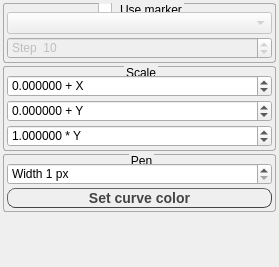
This is Rragraph/src/CurveSettings.ui in rasmadeus/Rragraph as Qt 5 draws it before an edit. The edited form follows.
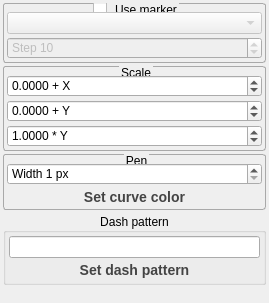
This is the edited form.

```diff
--- a/Rragraph/src/CurveSettings.ui
+++ b/Rragraph/src/CurveSettings.ui
@@ -6,8 +6,8 @@
    <rect>
     <x>0</x>
     <y>0</y>
-    <width>279</width>
-    <height>267</height>
+    <width>269</width>
+    <height>303</height>
    </rect>
   </property>
   <property name="sizePolicy">
@@ -110,7 +110,7 @@
          <string/>
         </property>
         <property name="prefix">
-         <string>Step  </string>
+         <string>Step </string>
         </property>
         <property name="minimum">
          <number>1</number>
@@ -187,11 +187,14 @@
         <property name="whatsThis">
          <string>Add value to X.</string>
         </property>
+        <property name="prefix">
+         <string/>
+        </property>
         <property name="suffix">
          <string> + X</string>
         </property>
         <property name="decimals">
-         <number>6</number>
+         <number>4</number>
         </property>
         <property name="minimum">
          <double>-1000000.000000000000000</double>
@@ -215,11 +218,14 @@
         <property name="whatsThis">
          <string>Add a value to Y.</string>
         </property>
+        <property name="prefix">
+         <string/>
+        </property>
         <property name="suffix">
          <string> + Y</string>
         </property>
         <property name="decimals">
-         <number>6</number>
+         <number>4</number>
         </property>
         <property name="minimum">
          <double>-1000000.000000000000000</double>
@@ -250,7 +256,7 @@
          <string> * Y</string>
         </property>
         <property name="decimals">
-         <number>6</number>
+         <number>4</number>
         </property>
         <property name="minimum">
          <double>-1000000.000000000000000</double>
@@ -305,6 +311,8 @@
        <number>3</number>
       </property>
       <item>
+       <layout class="QHBoxLayout" name="horizontalLayout" stretch="1">
+        <item>
        <widget class="QSpinBox" name="width">
         <property name="sizePolicy">
          <sizepolicy hsizetype="Preferred" vsizetype="Fixed">
@@ -338,6 +346,8 @@
         </property>
        </widget>
       </item>
+       </layout>
+      </item>
       <item>
        <widget class="QToolButton" name="color">
         <property name="sizePolicy">
@@ -348,7 +358,7 @@
         </property>
         <property name="minimumSize">
          <size>
-          <width>172</width>
+          <width>170</width>
           <height>0</height>
          </size>
         </property>
@@ -361,12 +371,20 @@
         <property name="styleSheet">
          <string notr="true">QToolButton{
     border-style: outset;
-    border-width: 1px;
+    border-width: 0px;
     font: bold 14px;
     border-radius: 8px;
     min-width: 10em;
     color: #444444;
     height:15px;
+background: qlineargradient(
+    x1: 0, y1: 0, x2: 0, y2: 1,
+    stop: 1.0      #999, 
+	stop: 0.75 #bbb,
+    stop: 0.5   #ddd, 
+    stop: 0.25 #eee, 
+    stop: 0.0    #fff
+);
 }
 QToolButton:pressed {
 color: #999999;
@@ -380,6 +398,89 @@
      </layout>
     </widget>
    </item>
+   <item>
+    <widget class="QGroupBox" name="groupBox_3">
+     <property name="title">
+      <string>Dash pattern</string>
+     </property>
+     <property name="alignment">
+      <set>Qt::AlignCenter</set>
+     </property>
+     <layout class="QVBoxLayout" name="verticalLayout_4">
+      <property name="spacing">
+       <number>3</number>
+      </property>
+      <property name="leftMargin">
+       <number>3</number>
+      </property>
+      <property name="topMargin">
+       <number>3</number>
+      </property>
+      <property name="rightMargin">
+       <number>3</number>
+      </property>
+      <property name="bottomMargin">
+       <number>3</number>
+      </property>
+      <item>
+       <widget class="QLineEdit" name="dashPattern">
+        <property name="toolTip">
+         <string>&lt;html&gt;&lt;head/&gt;&lt;body&gt;&lt;p&gt;Set dash pattern for the current curve.&lt;/p&gt;&lt;p&gt;Example: 21 10 5&lt;/p&gt;&lt;/body&gt;&lt;/html&gt;</string>
+        </property>
+        <property name="statusTip">
+         <string>Set dash pattern for the current curve.</string>
+        </property>
+        <property name="whatsThis">
+         <string>&lt;html&gt;&lt;head/&gt;&lt;body&gt;&lt;p&gt;Set dash pattern for the current curve.&lt;/p&gt;&lt;p&gt;Example: 21 10 5&lt;/p&gt;&lt;/body&gt;&lt;/html&gt;</string>
+        </property>
+       </widget>
+      </item>
+      <item>
+       <widget class="QToolButton" name="setDashPattern">
+        <property name="sizePolicy">
+         <sizepolicy hsizetype="Expanding" vsizetype="Fixed">
+          <horstretch>0</horstretch>
+          <verstretch>0</verstretch>
+         </sizepolicy>
+        </property>
+        <property name="styleSheet">
+         <string notr="true">QToolButton{
+    border-style: outset;
+    border-width: 0px;
+    font: bold 14px;
+    border-radius: 8px;
+    min-width: 10em;
+    color: #444444;
+    height:15px;
+background: qlineargradient(
+    x1: 0, y1: 0, x2: 0, y2: 1,
+    stop: 1.0      #999, 
+	stop: 0.75 #bbb,
+    stop: 0.5   #ddd, 
+    stop: 0.25 #eee, 
+    stop: 0.0    #fff
+);
+}
+QToolButton:hover:enabled { color:#000 }
+QToolButton:pressed {
+    background: qlineargradient(
+        x1: 0, y1: 0, x2: 0, y2: 1,
+        stop: 1.0      #fff, 
+	    stop: 0.75 #eee,
+        stop: 0.5   #ddd, 
+        stop: 0.25 #bbb, 
+        stop: 0.0    #999
+    );
+}</string>
+        </property>
+        <property name="text">
+         <string>Set dash pattern</string>
+        </property>
+       </widget>
+      </item>
+     </layout>
+    </widget>
+   </item>
    <item>
     <spacer name="verticalSpacer">
      <property name="orientation">
```
Left out of the diff: 10 changed lines with no effect on the pictures. Lines whose indentation alone changed are shown as unchanged.
